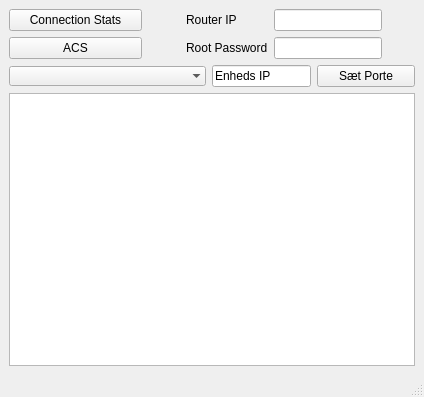
First picture: the form in design.ui, repository PTST/Python-Telnet-Client, before the edit.
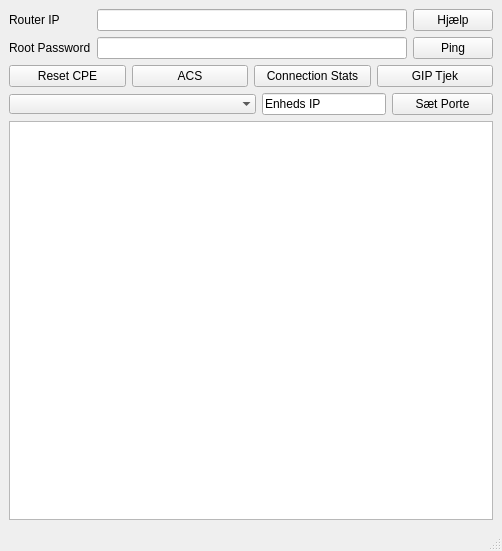
Second picture: the form after the edit.

The edit to the form file:
```diff
--- a/design.ui
+++ b/design.ui
@@ -6,8 +6,8 @@
    <rect>
     <x>0</x>
     <y>0</y>
-    <width>424</width>
-    <height>397</height>
+    <width>502</width>
+    <height>551</height>
    </rect>
   </property>
   <property name="windowTitle">
@@ -16,64 +16,19 @@
   <widget class="QWidget" name="centralwidget">
    <layout class="QVBoxLayout" name="verticalLayout_2">
     <item>
-     <layout class="QVBoxLayout" name="verticalLayout_4" stretch="0,0,0">
+     <layout class="QVBoxLayout" name="verticalLayout_4" stretch="0,0,0,0">
       <property name="sizeConstraint">
        <enum>QLayout::SetNoConstraint</enum>
       </property>
       <item>
-       <layout class="QHBoxLayout" name="horizontalLayout_2" stretch="1,2">
-        <item>
-         <layout class="QVBoxLayout" name="verticalLayout">
-          <item>
-           <widget class="QPushButton" name="cntbttn">
-            <property name="maximumSize">
-             <size>
-              <width>140</width>
-              <height>16777215</height>
-             </size>
-            </property>
-            <property name="cursor">
-             <cursorShape>ArrowCursor</cursorShape>
-            </property>
-            <property name="toolTip">
-             <string>&lt;html&gt;&lt;head/&gt;&lt;body&gt;&lt;p&gt;Connection Stats&lt;/p&gt;&lt;/body&gt;&lt;/html&gt;</string>
-            </property>
-            <property name="text">
-             <string>Connection Stats</string>
-            </property>
-           </widget>
-          </item>
-          <item>
-           <widget class="QPushButton" name="acsbttn">
-            <property name="maximumSize">
-             <size>
-              <width>141</width>
-              <height>16777215</height>
-             </size>
-            </property>
-            <property name="cursor">
-             <cursorShape>ArrowCursor</cursorShape>
-            </property>
-            <property name="toolTip">
-             <string>&lt;html&gt;&lt;head/&gt;&lt;body&gt;&lt;p&gt;Wireless acs rescan og scanreport&lt;/p&gt;&lt;/body&gt;&lt;/html&gt;</string>
-            </property>
-            <property name="text">
-             <string>ACS</string>
-            </property>
-            <property name="autoDefault">
-             <bool>false</bool>
-            </property>
-           </widget>
-          </item>
-         </layout>
-        </item>
+       <layout class="QHBoxLayout" name="horizontalLayout_2" stretch="1,0">
         <item>
          <layout class="QFormLayout" name="formLayout">
           <property name="fieldGrowthPolicy">
-           <enum>QFormLayout::FieldsStayAtSizeHint</enum>
+           <enum>QFormLayout::ExpandingFieldsGrow</enum>
           </property>
           <property name="formAlignment">
-           <set>Qt::AlignCenter</set>
+           <set>Qt::AlignLeading|Qt::AlignLeft|Qt::AlignVCenter</set>
           </property>
           <item row="0" column="0">
            <widget class="QLabel" name="routerIPLabel">
@@ -86,7 +41,7 @@
            <widget class="QLineEdit" name="RouterIP">
             <property name="maximumSize">
              <size>
-              <width>127</width>
+              <width>16777215</width>
               <height>16777215</height>
              </size>
             </property>
@@ -103,13 +58,99 @@
            <widget class="QLineEdit" name="rootPassword">
             <property name="maximumSize">
              <size>
-              <width>127</width>
+              <width>16777215</width>
               <height>16777215</height>
              </size>
             </property>
            </widget>
           </item>
          </layout>
+        </item>
+        <item>
+         <layout class="QVBoxLayout" name="verticalLayout">
+          <item>
+           <widget class="QPushButton" name="helpbttn">
+            <property name="text">
+             <string>Hjælp</string>
+            </property>
+           </widget>
+          </item>
+          <item>
+           <widget class="QPushButton" name="pingbttn">
+            <property name="text">
+             <string>Ping</string>
+            </property>
+           </widget>
+          </item>
+         </layout>
+        </item>
+       </layout>
+      </item>
+      <item>
+       <layout class="QHBoxLayout" name="horizontalLayout_3">
+        <item>
+         <widget class="QPushButton" name="resetbttn">
+          <property name="text">
+           <string>Reset CPE</string>
+          </property>
+         </widget>
+        </item>
+        <item>
+         <widget class="QPushButton" name="acsbttn">
+          <property name="maximumSize">
+           <size>
+            <width>141</width>
+            <height>16777215</height>
+           </size>
+          </property>
+          <property name="cursor">
+           <cursorShape>ArrowCursor</cursorShape>
+          </property>
+          <property name="toolTip">
+           <string>&lt;html&gt;&lt;head/&gt;&lt;body&gt;&lt;p&gt;Wireless acs rescan og scanreport&lt;/p&gt;&lt;/body&gt;&lt;/html&gt;</string>
+          </property>
+          <property name="text">
+           <string>ACS</string>
+          </property>
+          <property name="autoDefault">
+           <bool>false</bool>
+          </property>
+         </widget>
+        </item>
+        <item>
+         <widget class="QPushButton" name="cntbttn">
+          <property name="maximumSize">
+           <size>
+            <width>140</width>
+            <height>16777215</height>
+           </size>
+          </property>
+          <property name="cursor">
+           <cursorShape>ArrowCursor</cursorShape>
+          </property>
+          <property name="toolTip">
+           <string>&lt;html&gt;&lt;head/&gt;&lt;body&gt;&lt;p&gt;Connection Stats&lt;/p&gt;&lt;/body&gt;&lt;/html&gt;</string>
+          </property>
+          <property name="text">
+           <string>Connection Stats</string>
+          </property>
+         </widget>
+        </item>
+        <item>
+         <widget class="QPushButton" name="gipbttn">
+          <property name="text">
+           <string>GIP Tjek</string>
+          </property>
+          <property name="checkable">
+           <bool>false</bool>
+          </property>
+          <property name="default">
+           <bool>false</bool>
+          </property>
+          <property name="flat">
+           <bool>false</bool>
+          </property>
+         </widget>
         </item>
        </layout>
       </item>
```
Left out of the diff: 6 changed lines with no effect on the pictures.
